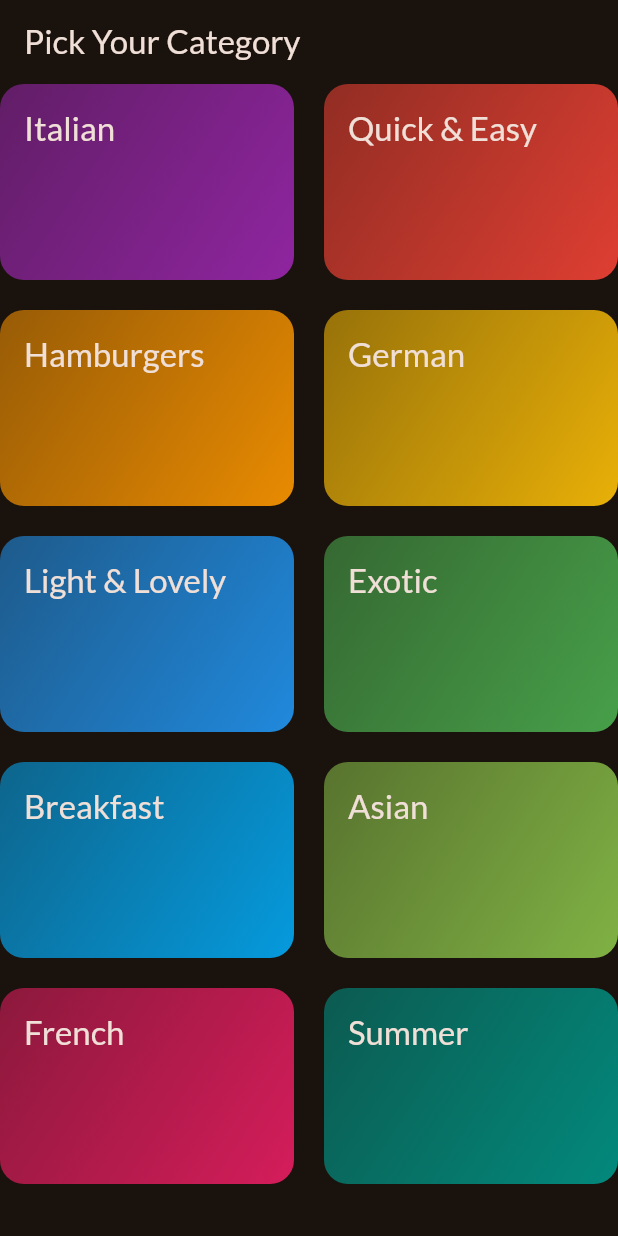
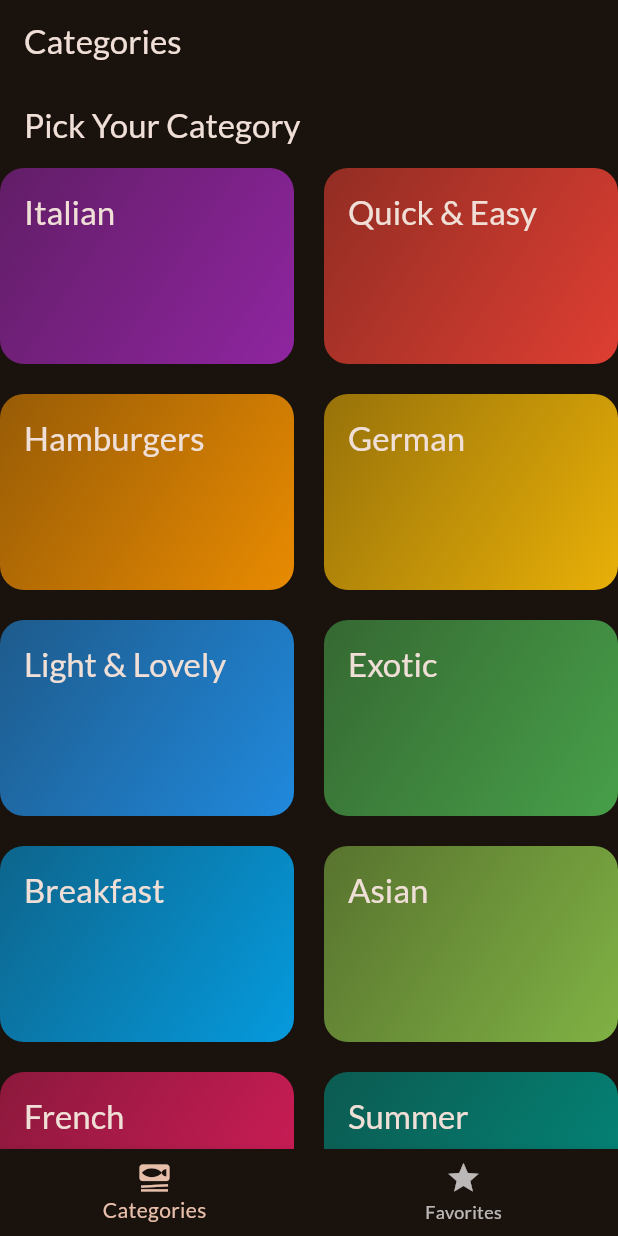
Before and after one commit to aronipurwanto/dsp-flutter-mobile, a Flutter app: the screen it shows after launch, on a phone screen of 412 x 824 dp. Run offline on Flutter 3.47's test engine with Material 3 defaults, Android fonts, the phone set to English and light mode, and no system bars; our stand-ins replace google_fonts, transparent_image.

Commit message:
feat: add Tabs

```diff
--- a/flutter_meal/lib/main.dart
+++ b/flutter_meal/lib/main.dart
@@ -1,5 +1,6 @@
 import 'package:flutter/material.dart';
 import 'package:flutter_meal/screens/categories.dart';
+import 'package:flutter_meal/screens/tabs.dart';
 import 'package:google_fonts/google_fonts.dart';
 
 final theme = ThemeData(
@@ -20,6 +21,6 @@ class MealApp extends StatelessWidget {
 
   @override
   Widget build(BuildContext context) {
-    return MaterialApp(theme: theme, home: const CategoriesScreen());
+    return MaterialApp(theme: theme, home: const TabsScreen());
   }
 }
--- /dev/null
+++ b/flutter_meal/lib/screens/tabs.dart
@@ -0,0 +1,55 @@
+import 'package:flutter/material.dart';
+
+import 'categories.dart';
+import 'meals.dart';
+
+class TabsScreen extends StatefulWidget {
+  const TabsScreen({super.key});
+
+  @override
+  State<TabsScreen> createState() {
+    return _TabsScreenState();
+  }
+}
+
+class _TabsScreenState extends State<TabsScreen> {
+  int _selectedPageIndex = 0;
+
+  void _selectPage(int index) {
+    setState(() {
+      _selectedPageIndex = index;
+    });
+  }
+
+  @override
+  Widget build(BuildContext context) {
+    Widget activePage = const CategoriesScreen();
+    var activePageTitle = 'Categories';
+
+    if (_selectedPageIndex == 1) {
+      activePage = const MealsScreen(title: '', meals: []);
+      activePageTitle = 'Your Favorites';
+    }
+
+    return Scaffold(
+      appBar: AppBar(
+        title: Text(activePageTitle),
+      ),
+      body: activePage,
+      bottomNavigationBar: BottomNavigationBar(
+        onTap: _selectPage,
+        currentIndex: _selectedPageIndex,
+        items: const [
+          BottomNavigationBarItem(
+            icon: Icon(Icons.set_meal),
+            label: 'Categories',
+          ),
+          BottomNavigationBarItem(
+            icon: Icon(Icons.star),
+            label: 'Favorites',
+          ),
+        ],
+      ),
+    );
+  }
+}
```
